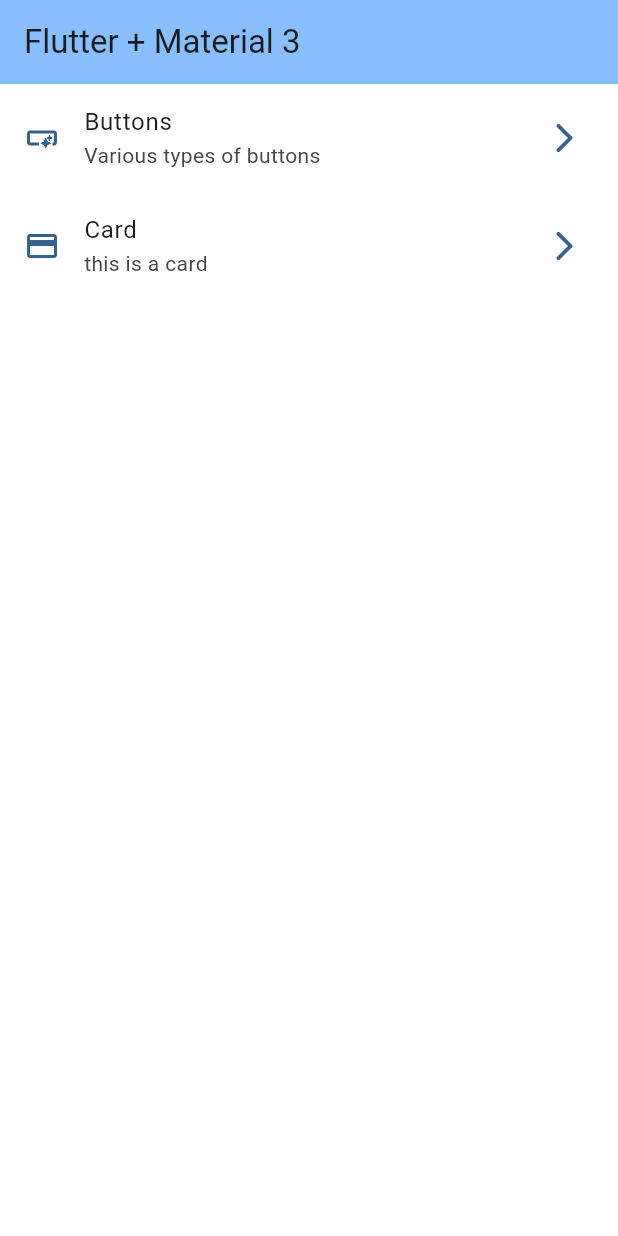
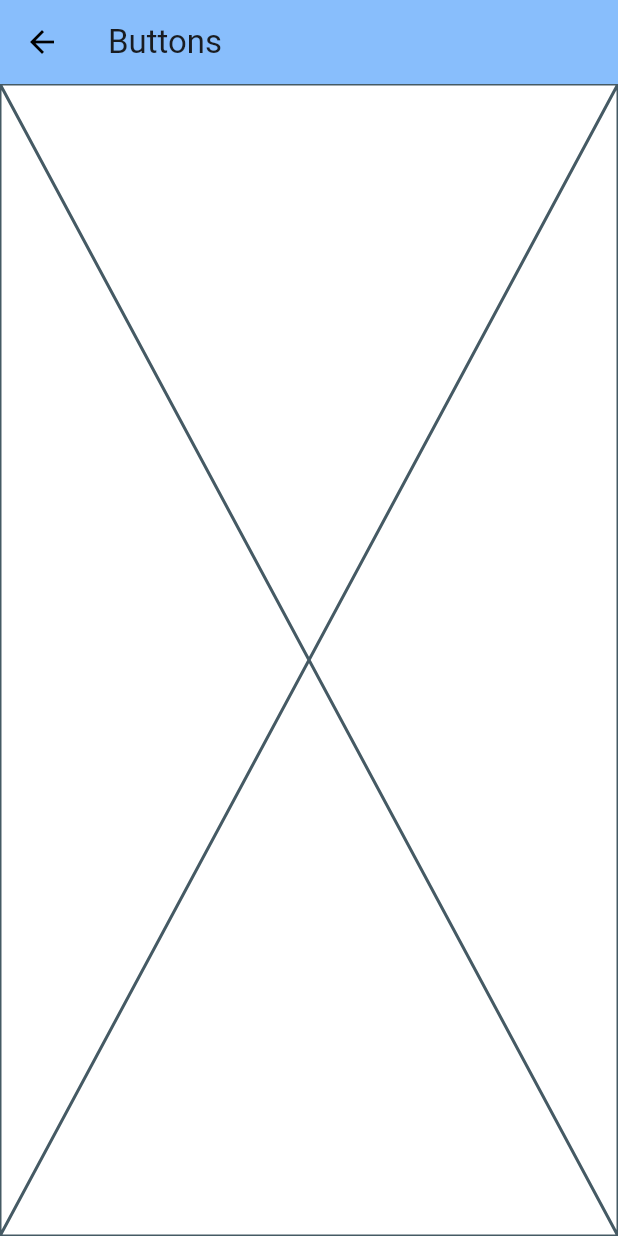
Before and after one commit to jdgelfry/widgets_app, a Flutter app: the screen it shows after launch, after a tap on "Buttons", on a phone screen of 412 x 824 dp. Run offline on Flutter 3.47's test engine with Material 3 defaults, Android fonts, the phone set to English and light mode, and no system bars; our stand-ins replace go_router.

Commit message:
go routers config

```diff
--- a/lib/config/menu/menu_items.dart
+++ b/lib/config/menu/menu_items.dart
@@ -24,7 +24,7 @@ const appMenuItems = <MenuItem>[
   MenuItem(
     title: 'Card',
     subtitle: 'this is a card',
-    link: '/card',
+    link: '/cards',
     icon: Icons.credit_card,
   ),
 ];
--- /dev/null
+++ b/lib/config/router/app_router.dart
@@ -0,0 +1,21 @@
+import 'package:go_router/go_router.dart';
+import 'package:widgets_app/presentation/screens/screens.dart';
+
+final appRouter = GoRouter(
+  initialLocation:
+      '/', //for use with routes the test is done with the initialLocation
+  routes: [
+    GoRoute(
+      path: '/',
+      builder: (context, state) => const HomeScreen(),
+    ),
+    GoRoute(
+      path: '/buttons',
+      builder: (context, state) => const ButtonsScreen(),
+    ),
+    GoRoute(
+      path: '/cards',
+      builder: (context, state) => const CardsScreen(),
+    ),
+  ],
+);
--- a/lib/main.dart
+++ b/lib/main.dart
@@ -1,6 +1,6 @@
 import 'package:flutter/material.dart';
+import 'package:widgets_app/config/router/app_router.dart';
 import 'package:widgets_app/config/theme/app_theme.dart';
-import 'package:widgets_app/presentation/screens/home/home_screen.dart';
 
 void main() {
   runApp(const MainApp());
@@ -11,10 +11,10 @@ class MainApp extends StatelessWidget {
 
   @override
   Widget build(BuildContext context) {
-    return MaterialApp(
+    return MaterialApp.router(
+      routerConfig: appRouter, //imported from app_router.dart
       debugShowCheckedModeBanner: false,
       theme: AppTheme(selectedColor: 0).getTheme(),
-      home: const HomeScreen(),
     );
   }
 }
--- /dev/null
+++ b/lib/presentation/screens/buttons/buttons_screen.dart
@@ -0,0 +1,15 @@
+import 'package:flutter/material.dart';
+
+class ButtonsScreen extends StatelessWidget {
+  const ButtonsScreen({super.key});
+
+  @override
+  Widget build(BuildContext context) {
+    return Scaffold(
+      appBar: AppBar(
+        title: const Text('Buttons'),
+      ),
+      body: const Placeholder(),
+    );
+  }
+}
--- a/lib/presentation/screens/home/home_screen.dart
+++ b/lib/presentation/screens/home/home_screen.dart
@@ -1,5 +1,7 @@
 import 'package:flutter/material.dart';
+import 'package:go_router/go_router.dart';
 import 'package:widgets_app/config/menu/menu_items.dart';
+import 'package:widgets_app/config/router/app_router.dart';
 
 class HomeScreen extends StatelessWidget {
   const HomeScreen({super.key});
@@ -49,7 +51,12 @@ class _CustomListTile extends StatelessWidget {
       leading: Icon(item.icon, color: colors.primary),
       trailing: Icon(Icons.arrow_forward_ios_rounded, color: colors.primary),
       onTap: () {
-        //TODO: navigate to the selected screen
+        // Navigator.of(context).push(
+        //   MaterialPageRoute(
+        //     builder: (context) => const ButtonsScreen(),
+        //   ),
+        // );
+        context.push(item.link);
       },
     );
   }
--- /dev/null
+++ b/lib/presentation/screens/screens.dart
@@ -0,0 +1,3 @@
+export 'package:widgets_app/presentation/screens/buttons/buttons_screen.dart';
+export 'package:widgets_app/presentation/screens/cards/cads_screen.dart';
+export 'package:widgets_app/presentation/screens/home/home_screen.dart';
--- a/pubspec.yaml
+++ b/pubspec.yaml
@@ -9,11 +9,12 @@ environment:
 dependencies:
   flutter:
     sdk: flutter
+  go_router: ^14.2.7
 
 dev_dependencies:
+  flutter_lints: ^4.0.0
   flutter_test:
     sdk: flutter
-  flutter_lints: ^4.0.0
 
 flutter:
   uses-material-design: true
```
Also changed, not shown: lib/presentation/screens/cards/cads_screen.dart (added, +15 -0 lines), pubspec.lock.
